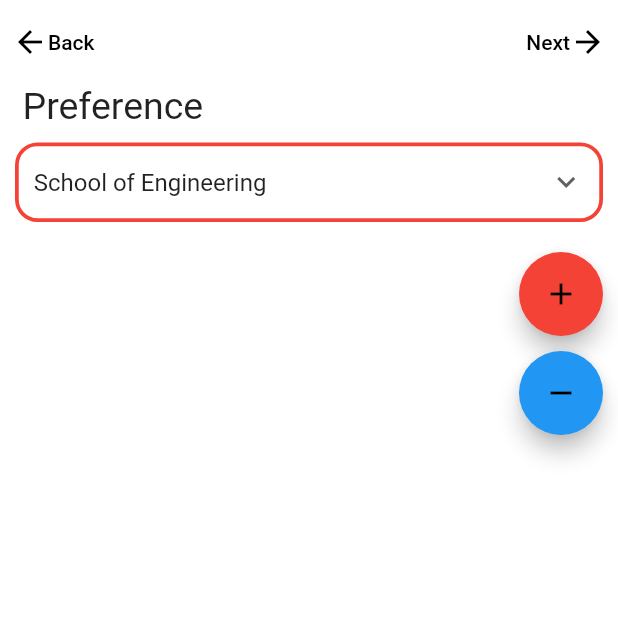
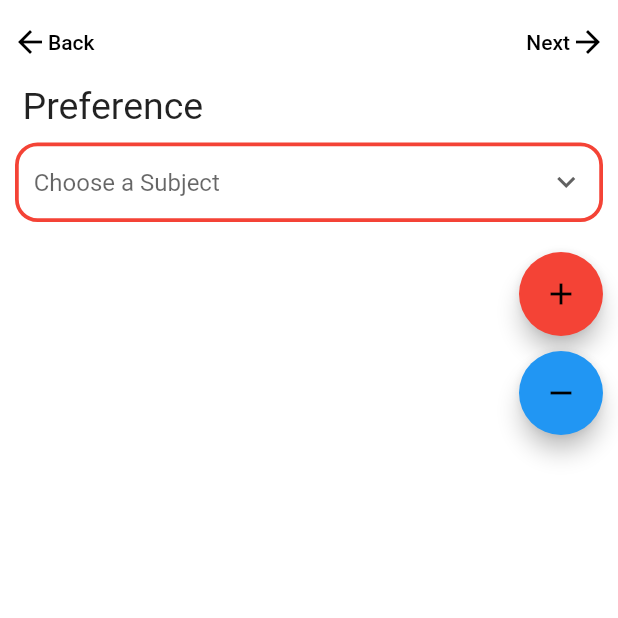
Before and after one commit to gohzy89/my_next_step, a Flutter app: the PreferencePage screen opened directly, on a phone screen of 412 x 824 dp, the top half of it. Run offline on Flutter 3.47's test engine with Material 2 defaults, Android fonts, the phone set to English and light mode, and no system bars; our stand-ins replace email_validator; missing offline and left inert: flappy_search_bar_ns; network calls fail.

Commit message:
save preferences state

```diff
--- a/lib/LocationPage.dart
+++ b/lib/LocationPage.dart
@@ -11,11 +11,12 @@ class LocationPage extends StatefulWidget {
 class _LocationPageState extends State<LocationPage> {
   int size = 1;
   bool showProgess = false;
-  String dropdownValue = "North";
+
   bool enableWidgets = true;
 
   List<String> locations = ['North', 'South', 'East', 'West', 'Central'];
 
+  String dropdownValue = ['North', 'South', 'East', 'West', 'Central'].elementAt(int.parse(accinfo.location));
 
   Future update() async {
     setState(() {
--- a/lib/PreferencePage.dart
+++ b/lib/PreferencePage.dart
@@ -15,7 +15,7 @@ class _PreferencePageState extends State<PreferencePage> {
 
   bool showProgess = false;
   bool enableWidgets = true;
-  List selectedInterests = ['School of Engineering'];
+  List selectedInterests = accinfo.interest.split(",");
 
   Future update() async {
     setState(() {
--- a/lib/accinfo.dart
+++ b/lib/accinfo.dart
@@ -158,6 +158,8 @@ class accinfo {
   static List<String> recommendedlist = [];
   static List<String> recommendedlistcutoff = [];
   static List<String> recommendedlistalphabet = [];
+
+
   static bool isloggedin = false;
   static bool fromsettings = false;
   static bool fromfav = false;
@@ -172,4 +174,6 @@ class accinfo {
   static String score_d = "";
   static String interest = "";
   static String location = "";
+  static String selectedSubjectValues = "";
+  static String selectedGradeValues = "";
 }
```
Also changed, not shown: lib/InputSubjectsPage.dart (+21 -21 lines), lib/loginpage.dart (+21 -0 lines).
